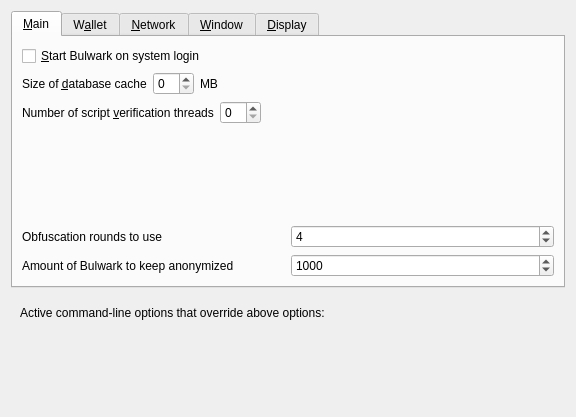
bulwark-crypto/Bulwark, file src/qt/forms/optionsdialog.ui: the form before one commit.
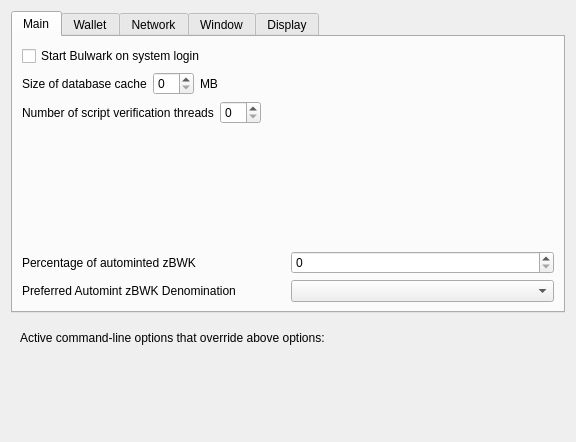
The form after the commit. The open tabs and pages were chosen to show the change. Custom widgets are drawn as their Qt base class.

The edit to the form file:
```diff
--- a/src/qt/forms/optionsdialog.ui
+++ b/src/qt/forms/optionsdialog.ui
@@ -7,7 +7,7 @@
     <x>0</x>
     <y>0</y>
     <width>576</width>
-    <height>417</height>
+    <height>442</height>
    </rect>
   </property>
   <property name="windowTitle">
@@ -24,7 +24,7 @@
      </property>
      <widget class="QWidget" name="tabMain">
       <attribute name="title">
-       <string>&amp;Main</string>
+       <string>Main</string>
       </attribute>
       <layout class="QVBoxLayout" name="verticalLayout_Main">
        <item>
@@ -33,7 +33,7 @@
           <string>Automatically start Bulwark after logging in to the system.</string>
          </property>
          <property name="text">
-          <string>&amp;Start Bulwark on system login</string>
+          <string>Start Bulwark on system login</string>
          </property>
         </widget>
        </item>
@@ -42,7 +42,7 @@
          <item>
           <widget class="QLabel" name="databaseCacheLabel">
            <property name="text">
-            <string>Size of &amp;database cache</string>
+            <string>Size of database cache</string>
            </property>
            <property name="textFormat">
             <enum>Qt::PlainText</enum>
@@ -85,7 +85,7 @@
          <item>
           <widget class="QLabel" name="threadsScriptVerifLabel">
            <property name="text">
-            <string>Number of script &amp;verification threads</string>
+            <string>Number of script verification threads</string>
            </property>
            <property name="textFormat">
             <enum>Qt::PlainText</enum>
@@ -131,69 +131,66 @@
         </spacer>
        </item>
        <item>
-        <layout class="QHBoxLayout" name="horizontalLayout_4_Main">
+        <layout class="QHBoxLayout" name="horizontalLayout_3">
          <item>
-          <widget class="QLabel" name="label">
+          <widget class="QLabel" name="percentage_label">
            <property name="toolTip">
-            <string>This setting determines the amount of individual masternodes that an input will be anonymized through.&lt;br/&gt;More rounds of anonymization gives a higher degree of privacy, but also costs more in fees.</string>
+            <string>Percentage of incoming BWK which get automatically converted to zBWK via Zerocoin Protocol</string>
            </property>
            <property name="text">
-            <string>Obfuscation rounds to use</string>
+            <string>Percentage of autominted zBWK</string>
            </property>
           </widget>
          </item>
          <item>
-          <widget class="QSpinBox" name="obfuscationRounds">
+          <widget class="QSpinBox" name="zeromintPercentage">
            <property name="minimum">
-            <number>2</number>
+            <number>0</number>
            </property>
            <property name="maximum">
-            <number>8</number>
-           </property>
-           <property name="value">
-            <number>4</number>
+            <number>100</number>
            </property>
           </widget>
          </item>
         </layout>
        </item>
        <item>
-        <layout class="QHBoxLayout" name="horizontalLayout">
+        <layout class="QHBoxLayout" name="horizontalLayout" stretch="0,0">
+         <property name="sizeConstraint">
+          <enum>QLayout::SetFixedSize</enum>
+         </property>
          <item>
-          <widget class="QLabel" name="label_2">
+          <widget class="QLabel" name="labelPreferredDenom">
+           <property name="maximumSize">
+            <size>
+             <width>16777215</width>
+             <height>16777215</height>
+            </size>
+           </property>
            <property name="toolTip">
-            <string>This amount acts as a threshold to turn off Obfuscation once it's reached.</string>
-           </property>
-           <property name="statusTip">
-            <string notr="true"/>
-           </property>
-           <property name="whatsThis">
-            <string notr="true"/>
-           </property>
-           <property name="accessibleName">
-            <string notr="true"/>
-           </property>
-           <property name="accessibleDescription">
-            <string notr="true"/>
+            <string>Wait with automatic conversion to Zerocoin until enough BWK for this denomination is available</string>
            </property>
            <property name="text">
-            <string>Amount of Bulwark to keep anonymized</string>
+            <string>Preferred Automint zBWK Denomination</string>
            </property>
           </widget>
          </item>
          <item>
-          <widget class="QSpinBox" name="anonymizeBulwark">
-           <property name="minimum">
-            <number>100</number>
+          <widget class="QComboBox" name="preferredDenom">
+           <property name="maximumSize">
+            <size>
+             <width>16777215</width>
+             <height>27</height>
+            </size>
            </property>
-           <property name="maximum">
-            <number>100000</number>
+           <property name="toolTip">
+            <string>Wait with automatic conversion to Zerocoin until enough BWK for this denomination is available</string>
            </property>
-           <property name="singleStep">
-            <number>100</number>
+           <property name="maxVisibleItems">
+            <number>9</number>
            </property>
-           <property name="value">
-            <number>1000</number>
+           <property name="maxCount">
+            <number>9</number>
            </property>
           </widget>
          </item>
@@ -203,7 +200,7 @@
      </widget>
      <widget class="QWidget" name="tabWallet">
       <attribute name="title">
-       <string>W&amp;allet</string>
+       <string>Wallet</string>
       </attribute>
       <layout class="QVBoxLayout" name="verticalLayout_Wallet">
        <item>
@@ -218,7 +215,7 @@
              <string>Whether to show coin control features or not.</string>
             </property>
             <property name="text">
-             <string>Enable coin &amp;control features</string>
+             <string>Enable coin control features</string>
             </property>
            </widget>
           </item>
@@ -238,7 +235,7 @@
              <string>If you disable the spending of unconfirmed change, the change from a transaction&lt;br/&gt;cannot be used until that transaction has at least one confirmation.&lt;br/&gt;This also affects how your balance is computed.</string>
             </property>
             <property name="text">
-             <string>&amp;Spend unconfirmed change</string>
+             <string>Spend unconfirmed change</string>
             </property>
            </widget>
           </item>
@@ -269,7 +266,7 @@
      </widget>
      <widget class="QWidget" name="tabNetwork">
       <attribute name="title">
-       <string>&amp;Network</string>
+       <string>Network</string>
       </attribute>
       <layout class="QVBoxLayout" name="verticalLayout_Network">
        <item>
@@ -278,7 +275,7 @@
           <string>Automatically open the Bulwark client port on the router. This only works when your router supports UPnP and it is enabled.</string>
          </property>
          <property name="text">
-          <string>Map port using &amp;UPnP</string>
+          <string>Map port using UPnP</string>
          </property>
         </widget>
        </item>
@@ -298,7 +295,7 @@
           <string>Connect to the Bulwark network through a SOCKS5 proxy.</string>
          </property>
          <property name="text">
-          <string>&amp;Connect through SOCKS5 proxy (default proxy):</string>
+          <string>Connect through SOCKS5 proxy (default proxy):</string>
          </property>
         </widget>
        </item>
@@ -307,7 +304,7 @@
          <item>
           <widget class="QLabel" name="proxyIpLabel">
            <property name="text">
-            <string>Proxy &amp;IP:</string>
+            <string>Proxy IP:</string>
            </property>
            <property name="textFormat">
             <enum>Qt::PlainText</enum>
@@ -339,7 +336,7 @@
          <item>
           <widget class="QLabel" name="proxyPortLabel">
            <property name="text">
-            <string>&amp;Port:</string>
+            <string>Port:</string>
            </property>
            <property name="textFormat">
             <enum>Qt::PlainText</enum>
@@ -400,7 +397,7 @@
      </widget>
      <widget class="QWidget" name="tabWindow">
       <attribute name="title">
-       <string>&amp;Window</string>
+       <string>Window</string>
       </attribute>
       <layout class="QVBoxLayout" name="verticalLayout_Window">
        <item>
@@ -409,7 +406,7 @@
           <string>Show only a tray icon after minimizing the window.</string>
          </property>
          <property name="text">
-          <string>&amp;Minimize to the tray instead of the taskbar</string>
+          <string>Minimize to the tray instead of the taskbar</string>
          </property>
         </widget>
        </item>
@@ -419,7 +416,7 @@
           <string>Minimize instead of exit the application when the window is closed. When this option is enabled, the application will be closed only after selecting Quit in the menu.</string>
          </property>
          <property name="text">
-          <string>M&amp;inimize on close</string>
+          <string>Minimize on close</string>
          </property>
         </widget>
        </item>
@@ -440,7 +437,7 @@
      </widget>
      <widget class="QWidget" name="tabDisplay">
       <attribute name="title">
-       <string>&amp;Display</string>
+       <string>Display</string>
       </attribute>
       <layout class="QVBoxLayout" name="verticalLayout_Display">
        <item>
@@ -448,7 +445,7 @@
          <item>
           <widget class="QLabel" name="langLabel">
            <property name="text">
-            <string>User Interface &amp;language:</string>
+            <string>User Interface language:</string>
            </property>
            <property name="textFormat">
             <enum>Qt::PlainText</enum>
@@ -522,7 +519,7 @@
          <item>
           <widget class="QLabel" name="unitLabel">
            <property name="text">
-            <string>&amp;Unit to show amounts in:</string>
+            <string>Unit to show amounts in:</string>
            </property>
            <property name="textFormat">
             <enum>Qt::PlainText</enum>
```
